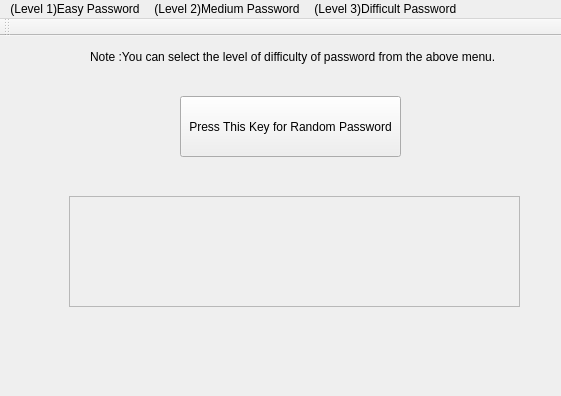
Above: MainWindow.ui from kritika-srivastava/Random-Password-Generator before the change. Below: the same form after it.
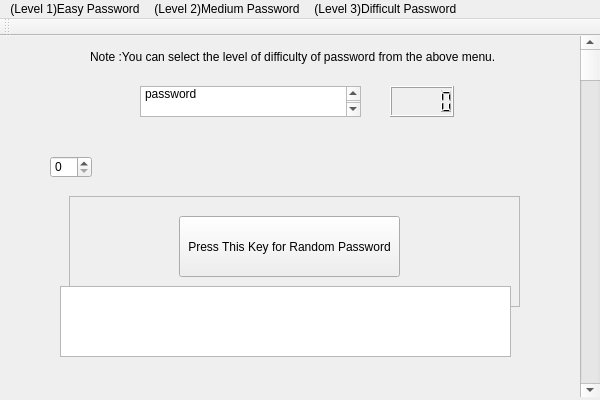
That is the form after the change.

Commit message: Equivalent Python file of MainWindow.ui

The edit to the form file:
```diff
--- a/MainWindow.ui
+++ b/MainWindow.ui
@@ -6,8 +6,8 @@
             <rect>
                 <x>0</x>
                 <y>0</y>
-                <width>561</width>
-                <height>396</height>
+    <width>600</width>
+    <height>400</height>
             </rect>
         </property>
         <property name="minimumSize">
@@ -29,19 +29,6 @@
             <string extracomment="//  Erasable">Random Password Generator(By KriSh)</string>
         </property>
         <widget class="QWidget" name="centralwidget">
-            <widget class="QPushButton" name="pushButton">
-                <property name="geometry">
-                    <rect>
-                        <x>180</x>
-                        <y>60</y>
-                        <width>221</width>
-                        <height>61</height>
-                    </rect>
-                </property>
-                <property name="text">
-                    <string>Press This Key for Random Password</string>
-                </property>
-            </widget>
             <widget class="QScrollBar" name="verticalScrollBar">
                 <property name="geometry">
                     <rect>
@@ -83,6 +70,62 @@
                 <property name="frameShadow">
                     <enum>QFrame::Raised</enum>
                 </property>
+    <widget class="QPushButton" name="pushButton">
+     <property name="geometry">
+      <rect>
+       <x>110</x>
+       <y>20</y>
+       <width>221</width>
+       <height>61</height>
+      </rect>
+     </property>
+     <property name="text">
+      <string>Press This Key for Random Password</string>
+     </property>
+    </widget>
+   </widget>
+   <widget class="QTextBrowser" name="textBrowser">
+    <property name="geometry">
+     <rect>
+      <x>60</x>
+      <y>250</y>
+      <width>451</width>
+      <height>71</height>
+     </rect>
+    </property>
+   </widget>
+   <widget class="QLCDNumber" name="lcdNumber">
+    <property name="geometry">
+     <rect>
+      <x>390</x>
+      <y>50</y>
+      <width>64</width>
+      <height>31</height>
+     </rect>
+    </property>
+   </widget>
+   <widget class="QPlainTextEdit" name="plainTextEdit">
+    <property name="geometry">
+     <rect>
+      <x>140</x>
+      <y>50</y>
+      <width>221</width>
+      <height>31</height>
+     </rect>
+    </property>
+    <property name="plainText">
+     <string>Enter the number of words in the password</string>
+    </property>
+   </widget>
+   <widget class="QSpinBox" name="spinBox">
+    <property name="geometry">
+     <rect>
+      <x>50</x>
+      <y>120</y>
+      <width>42</width>
+      <height>22</height>
+     </rect>
+    </property>
             </widget>
         </widget>
         <widget class="QMenuBar" name="menubar">
@@ -90,7 +133,7 @@
                 <rect>
                     <x>0</x>
                     <y>0</y>
-                    <width>561</width>
+     <width>600</width>
                     <height>21</height>
                 </rect>
             </property>
@@ -113,12 +156,12 @@
                 <property name="title">
                     <string>(Level 3)Difficult Password </string>
                 </property>
-                <addaction name="separator" />
-                <addaction name="actionAlphabets_Symbols_numbers" />
-            </widget>
-            <addaction name="menuSimple_Password" />
-            <addaction name="menuMedium_Password_Level_2" />
-            <addaction name="menuDifficult_Password_Level_3" />
+    <addaction name="separator"/>
+    <addaction name="actionAlphabets_Symbols_numbers"/>
+   </widget>
+   <addaction name="menuSimple_Password"/>
+   <addaction name="menuMedium_Password_Level_2"/>
+   <addaction name="menuDifficult_Password_Level_3"/>
         </widget>
         <widget class="QToolBar" name="toolBar">
             <property name="windowTitle">
@@ -128,7 +171,7 @@
                 <enum>TopToolBarArea</enum>
             </attribute>
             <attribute name="toolBarBreak">
-                <bool>true</bool>
+    <bool>false</bool>
             </attribute>
         </widget>
         <action name="actionAlphabets_Symbols_numbers">
```
Left out of the diff: 16 changed lines with no effect on the pictures. Lines whose indentation alone changed are shown as unchanged. The commit also changes 1 other file.
